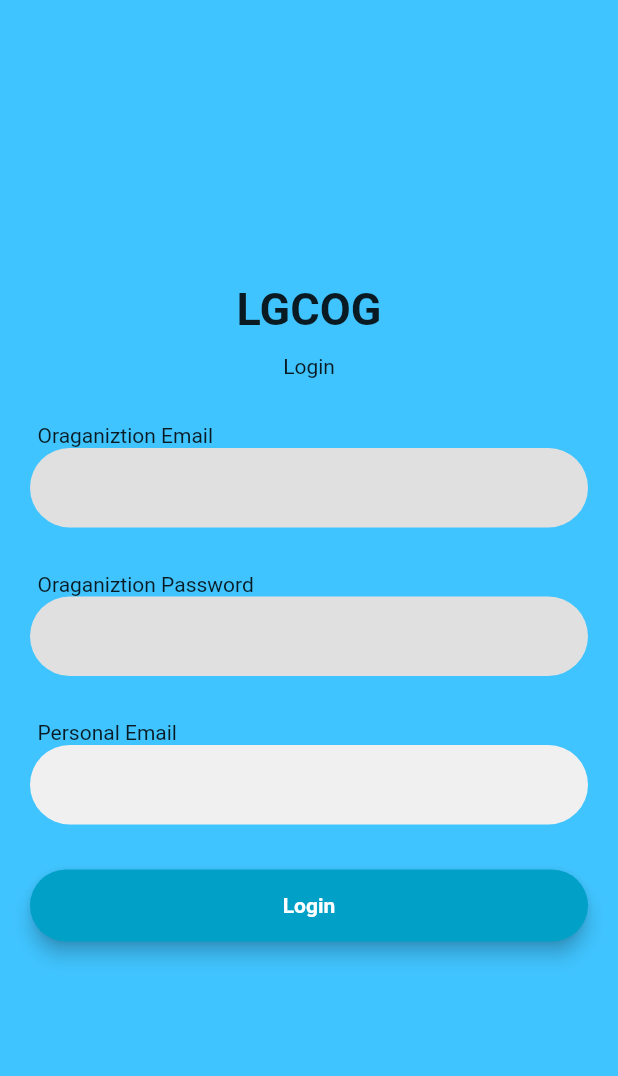
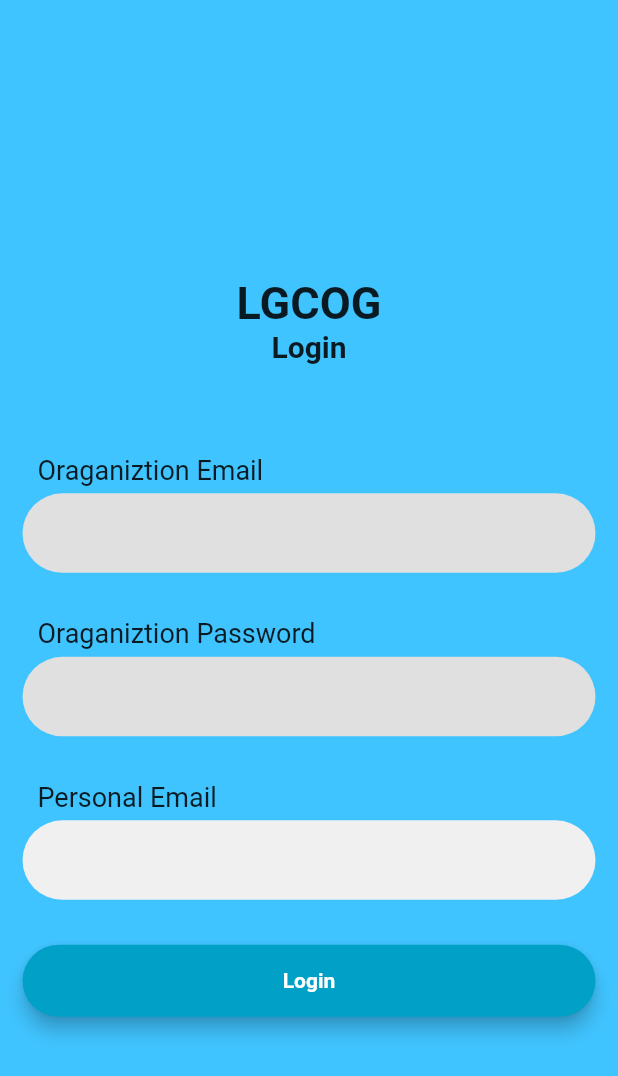
Before and after one commit to josuesossou/praise_team_app, a Flutter app: the Login screen opened directly, after a tap on "Login", on a phone screen of 412 x 824 dp. Shown: the top 1076 px of the screen. Run offline on Flutter 3.47's test engine with Material 2 defaults, Android fonts, the phone set to English and light mode, and no system bars; our stand-ins replace cloud_firestore, firebase_auth, firebase_core, youtube_player_flutter; accounts and stored records are empty; network calls fail.

```diff
--- a/lib/components/eventCard.dart
+++ b/lib/components/eventCard.dart
@@ -46,7 +46,7 @@ class EventCard extends StatelessWidget {
         color: Theme.of(context).primaryColorDark,
         padding: EdgeInsets.zero,
         onPress: () {
-           Navigator.push(
+          Navigator.push(
             context,
             MaterialPageRoute(
               builder: (context) => EventPage(
--- a/lib/main.dart
+++ b/lib/main.dart
@@ -69,7 +69,7 @@ class _SwitchNavigatorState extends State<SwitchNavigator> {
         accentColor: Color(0xff01A0C7)
       ),
       home:  auth.authUser == null ?
-            Login() : MainApp(),
+            MainApp() :Login(),
     );
 
 
--- a/lib/pages/events.dart
+++ b/lib/pages/events.dart
@@ -68,6 +68,7 @@ class _EventsState extends State<Events> {
                     List<QueryDocumentSnapshot> docs = snapshot.data.docs;
                     if (docs.isEmpty) {
                       child = Column(
+                        mainAxisAlignment: MainAxisAlignment.center,
                         children: [FlexText(text: "No upcoming events",)],
                       );
                     } else {
--- a/lib/start/login.dart
+++ b/lib/start/login.dart
@@ -11,10 +11,12 @@ class Login extends StatefulWidget {
 }
 
 class _LoginState extends State<Login> {
+    bool userExist = false;
+    bool isLogin = true;
+
     final SizedBox sizedBox = SizedBox(
         height: 30,
     );
-  bool userExist;
     Map<String, String> loginInfo = {
         'orgEmail': '',
         'orgPassword': '',
@@ -24,9 +26,6 @@ class _LoginState extends State<Login> {
 
     @override
     void initState() {
-    setState(() {
-      userExist = false;
-    });
         super.initState();
     }
 
@@ -35,45 +34,62 @@ class _LoginState extends State<Login> {
     }
 
     signin() {
-    auth
-        .doSigning(loginInfo['orgEmail'], loginInfo['orgPassword'],
-            loginInfo['personalEmail'])
-        .then((isUserFound) => {
+        auth.doSigning(
+            loginInfo['orgEmail'],
+            loginInfo['orgPassword'],
+            loginInfo['personalEmail']
+        ).then((isUserFound) => {
+            if (!isUserFound) {
                 setState(() {
-                userExist = isUserFound;
+                    userExist = true;
+                    isLogin = false;
                 })
+            } else {
+
+            }
         });
     }
 
     @override
     Widget build(BuildContext context) {
+        Size size = MediaQuery.of(context).size;
+        TextStyle style = TextStyle(
+            fontSize: 18
+        );
+
         return Scaffold(
             backgroundColor: Colors.lightBlueAccent,
-      body: Column(
-        crossAxisAlignment: CrossAxisAlignment.center,
+            body: SingleChildScrollView(
+                scrollDirection: Axis.vertical,
+                padding: EdgeInsets.symmetric(horizontal: 10, vertical: 40),
+                child: ConstrainedBox(
+                    constraints: BoxConstraints(
+                        minHeight: 0.95 * size.height,
+                    ),
+                    child: Column(
                         mainAxisAlignment: MainAxisAlignment.center,
                         children: [
-          Logo(
-            size: 30,
-          ),
-          // sizedBox,
-          Container(
-            height: MediaQuery.of(context).size.height * 0.5,
-            width: MediaQuery.of(context).size.width,
+                            isLogin? Container(
+                                height: size.height * 0.7,
+                                width: size.width,
                                 child: LoginInfo(
                                     updateLoginInfo: updateLoginInfo,
                                     signin: signin,
+                                    style: style,
                                 ),
+                            ) : Container(),
+                            userExist? Container(
+                                height: size.height * 0.7,
+                                width: size.width,
+                                child: AdditionalInfo(
+                                    updateLoginInfo: updateLoginInfo,
+                                    style: style,
                                 ),
-          // Container(
-          //   height: MediaQuery.of(context).size.height * 0.5,
-          //   width: MediaQuery.of(context).size.width,
-          //   child: AdditionalInfo(
-          //     updateLoginInfo: updateLoginInfo,
-          //   ),
-          // ),
+                            ) : Container(),
                         ],
                     ),
+                )
+            )
         );
     }
 }
@@ -82,8 +98,10 @@ class LoginInfo extends StatelessWidget {
     LoginInfo({
         @required this.updateLoginInfo,
         @required this.signin,
+        @required this.style
     });
 
+    final TextStyle style;
     final Function updateLoginInfo;
     final Function signin;
 
@@ -97,53 +115,98 @@ class LoginInfo extends StatelessWidget {
 
         return Container(
         child: Column(
-        crossAxisAlignment: CrossAxisAlignment.start,
+            crossAxisAlignment: CrossAxisAlignment.center,
             mainAxisAlignment: MainAxisAlignment.center,
             children: [
-          FlexText(
-            text: 'Login',
-            alignment: Alignment.bottomCenter,
+                Logo(
+                    size: 30,
                 ),
+                Text(
+                    'Login',
+                    style: TextStyle(
+                        fontSize: 20,
+                        fontWeight: FontWeight.bold
+                    ),
+                    // alignment: Alignment.bottomCenter,
+                ),
+
                 sizedBox,
-          FlexText(
-            text: 'Oraganiztion Email',
-            margin: EdgeInsets.only(left: 25),
+                sizedBox,
+                Column(
+                    crossAxisAlignment: CrossAxisAlignment.start,
+                    children: [
+                        Container(
+                            margin: EdgeInsets.only(left: 15, bottom: 5),
+                            child: Text(
+                                'Oraganiztion Email',
+                                style: style,
+                            ),
                         ),
                         TextFieldCop(
+                            margin: EdgeInsets.symmetric(horizontal: 5),
                             obscureText: false,
-            onChange: (text) => updateLoginInfo('orgEmail', text),
+                            onChange: (text) =>
+                                updateLoginInfo('orgEmail', text),
                             color: theme.primaryColorDark,
                         ),
+                    ],
+                ),
+
                 sizedBox,
-          FlexText(
-            text: 'Oraganiztion Password',
-            margin: EdgeInsets.only(left: 25),
+                Column(
+                    crossAxisAlignment: CrossAxisAlignment.start,
+                    children: [
+                        Container(
+                            margin: EdgeInsets.only(left: 15, bottom: 5),
+                            child: Text(
+                                'Oraganiztion Password',
+                                style: style,
+                            ),
                         ),
                         TextFieldCop(
+                            margin: EdgeInsets.symmetric(horizontal: 5),
                             obscureText: true,
-            onChange: (text) => updateLoginInfo('orgPassword', text),
+                            onChange: (text) =>
+                                updateLoginInfo('orgPassword', text),
                             color: theme.primaryColorDark,
                         ),
+                    ],
+                ),
+
                 sizedBox,
-          FlexText(
-            text: 'Personal Email',
-            margin: EdgeInsets.only(left: 25),
+                Column(
+                    crossAxisAlignment: CrossAxisAlignment.start,
+                    children: [
+                        Container(
+                            margin: EdgeInsets.only(left: 15, bottom: 5),
+                            child: Text(
+                                'Personal Email',
+                                style: style,
                             ),
+                        ),
+
                         TextFieldCop(
-            obscureText: true,
-            onChange: (text) => updateLoginInfo('personalEmail', text),
+                            margin: EdgeInsets.symmetric(horizontal: 5),
+                            obscureText: false,
+                            onChange: (text) =>
+                                updateLoginInfo('personalEmail', text),
                             color: Theme.of(context).primaryColorLight,
                         ),
+                    ],
+                ),
+
                 sizedBox,
                 RectButton(
-            margin: EdgeInsets.symmetric(horizontal: 20),
+                    margin: EdgeInsets.symmetric(horizontal: 5),
                     elevation: 5.0,
                     color: Color(0xff01A0C7),
                     padding: EdgeInsets.fromLTRB(20.0, 15.0, 20.0, 15.0),
                     child: Text('Login',
                         textAlign: TextAlign.center,
                         style: TextStyle(
-                    color: Colors.white, fontWeight: FontWeight.bold)),
+                            color: Colors.white, fontWeight: FontWeight.bold
+                        )
+                    ),
                     onPress: () => signin(),
                     width: MediaQuery.of(context).size.width,
                 )
@@ -154,9 +217,13 @@ class LoginInfo extends StatelessWidget {
 }
 
 class AdditionalInfo extends StatelessWidget {
-  AdditionalInfo({@required this.updateLoginInfo});
+    AdditionalInfo({
+        @required this.updateLoginInfo,
+        @required this.style
+    });
 
     final Function updateLoginInfo;
+    final TextStyle style;
 
     final SizedBox sizedBox = SizedBox(
         height: 30,
@@ -168,47 +235,79 @@ class AdditionalInfo extends StatelessWidget {
 
         return Container(
             child: Column(
-      crossAxisAlignment: CrossAxisAlignment.start,
+                crossAxisAlignment: CrossAxisAlignment.center,
                 mainAxisAlignment: MainAxisAlignment.center,
                 children: [
-        FlexText(
-          text: 'Additional Info',
-          alignment: Alignment.bottomCenter,
+                    Logo(
+                        size: 30,
                     ),
+                    Text(
+                        'Additional Info',
+                        style: TextStyle(
+                            fontSize: 20,
+                            fontWeight: FontWeight.bold
+                        ),
+                    ),
+
                     sizedBox,
-        FlexText(
-          text: 'Name',
-          margin: EdgeInsets.only(left: 25),
+                    sizedBox,
+                    Column(
+                        crossAxisAlignment: CrossAxisAlignment.start,
+                        children: [
+                            Container(
+                                margin: EdgeInsets.only(left: 15, bottom: 5),
+                                child: Text(
+                                    'Name',
+                                    style: style,
+                                ),
                             ),
                             TextFieldCop(
+                                margin: EdgeInsets.symmetric(horizontal: 5),
                                 obscureText: false,
-          onChange: (text) => updateLoginInfo('fullName', text),
+                                onChange: (text) =>
+                                    updateLoginInfo('fullName', text),
                                 color: theme.primaryColorDark,
                             ),
+                        ],
+                    ),
+
                     sizedBox,
-        FlexText(
-          text: 'Role eg. Drumer, Guitarist, Pianist ... (Optional)',
-          margin: EdgeInsets.only(left: 25),
+                    Column(
+                        crossAxisAlignment: CrossAxisAlignment.start,
+                        children: [
+                            Container(
+                                margin: EdgeInsets.only(left: 15, bottom: 5),
+                                child: Text(
+                                    '''Role eg. Drumer, Guitarist (Optional)''',
+                                    style: style,
+                                ),
                             ),
                             TextFieldCop(
+                                margin: EdgeInsets.symmetric(horizontal: 5),
                                 obscureText: true,
-          onChange: (text) => updateLoginInfo('role', text),
+                                onChange: (text) =>
+                                    updateLoginInfo('role', text),
                                 color: Theme.of(context).primaryColorLight,
                             ),
+                        ],
+                    ),
+
                     sizedBox,
                     RectButton(
-          margin: EdgeInsets.symmetric(horizontal: 20),
+                        margin: EdgeInsets.symmetric(horizontal: 5),
                         elevation: 5.0,
                         color: Color(0xff01A0C7),
                         padding: EdgeInsets.fromLTRB(20.0, 15.0, 20.0, 15.0),
                         child: Text('Register',
                             textAlign: TextAlign.center,
-              style:
-                  TextStyle(color: Colors.white, fontWeight: FontWeight.bold)),
+                            style: TextStyle(color: Colors.white,
+                                fontWeight: FontWeight.bold)
+                        ),
                         onPress: () {},
                         width: MediaQuery.of(context).size.width,
                     ),
                 ],
-    ));
+            )
+        );
     }
 }
```
Also changed, not shown: lib/start/main.dart (+7 -8 lines). Lines whose indentation alone changed are shown as unchanged.
